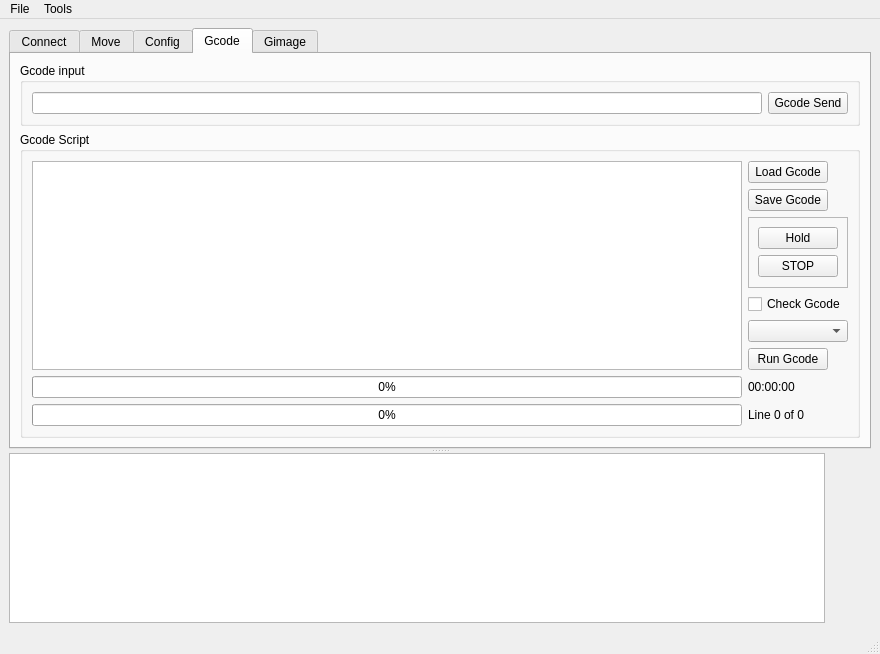
Before: the Qt Designer form GuiXYZ_V1.ui in fedetony/GUI_XYZ_GImage, drawn with Qt 5.
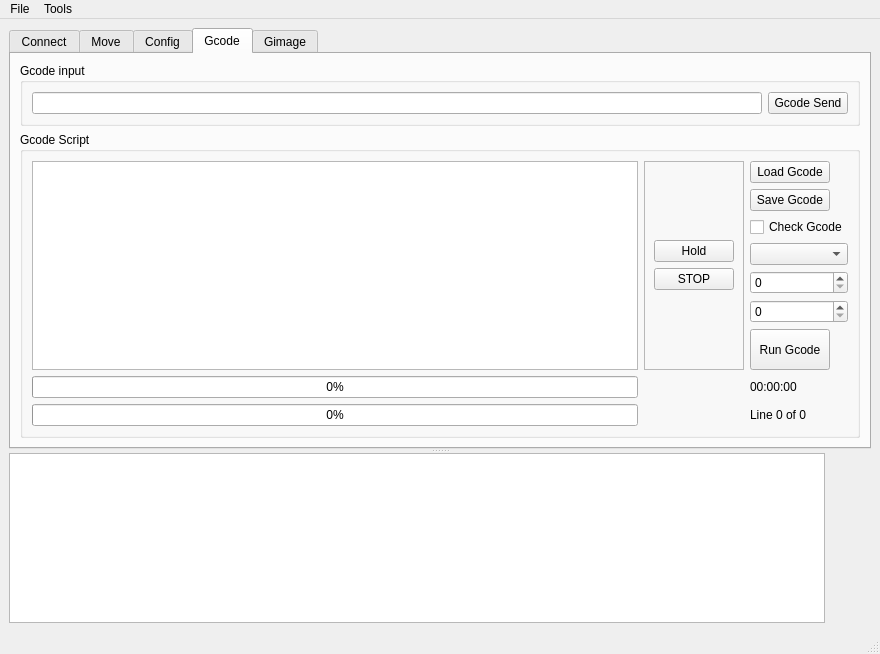
After: the same form once the commit is applied. Icons and pictures are not drawn.

Commit message: Added line to line streaming. Added Highlighting and color changing of plaintextedit for selected to stream lines. Added exit state for no reads which was blocking the stream. Added type 2 streaming with no waits. (Still has a small wait delay if buffer is full and steps are extremely short) will continue after serial response or timeout, but looks like the Grbl holds the serial response after movements are processed. Corrected stream stoping after text buffer empty instead of file size achieved. tested 100000 lines 8:30h in a row. :D working fine!

Diff of the .ui file:
```diff
--- a/GuiXYZ_V1.ui
+++ b/GuiXYZ_V1.ui
@@ -942,19 +942,9 @@
              <layout class="QHBoxLayout" name="horizontalLayout_7">
               <item>
                <layout class="QGridLayout" name="gridLayout_7">
-                <item row="0" column="0">
-                 <widget class="QPlainTextEdit" name="plaintextEdit_GcodeScript_2"/>
-                </item>
-                <item row="2" column="0">
-                 <widget class="QProgressBar" name="progressBar_Gcode">
-                  <property name="value">
-                   <number>0</number>
-                  </property>
-                 </widget>
-                </item>
-                <item row="0" column="1">
-                 <layout class="QVBoxLayout" name="verticalLayout_12">
-                  <item>
+                <item row="0" column="2">
+                 <layout class="QGridLayout" name="gridLayout_15">
+                  <item row="0" column="0">
                    <layout class="QVBoxLayout" name="verticalLayout_9">
                     <item>
                      <widget class="QPushButton" name="pushButton_LoadGcode">
@@ -992,63 +982,7 @@
                     </item>
                    </layout>
                   </item>
-                  <item>
-                   <widget class="QFrame" name="frame_GcodePauseStop">
-                    <property name="sizePolicy">
-                     <sizepolicy hsizetype="Fixed" vsizetype="Preferred">
-                      <horstretch>0</horstretch>
-                      <verstretch>0</verstretch>
-                     </sizepolicy>
-                    </property>
-                    <property name="frameShape">
-                     <enum>QFrame::StyledPanel</enum>
-                    </property>
-                    <property name="frameShadow">
-                     <enum>QFrame::Raised</enum>
-                    </property>
-                    <layout class="QVBoxLayout" name="verticalLayout_11">
-                     <item>
-                      <layout class="QVBoxLayout" name="verticalLayout_8">
-                       <item>
-                        <widget class="QPushButton" name="pushButton_Hold_Start_Gcode">
-                         <property name="sizePolicy">
-                          <sizepolicy hsizetype="Fixed" vsizetype="Fixed">
-                           <horstretch>0</horstretch>
-                           <verstretch>0</verstretch>
-                          </sizepolicy>
-                         </property>
-                         <property name="text">
-                          <string>Hold</string>
-                         </property>
-                         <property name="icon">
-                          <iconset>
-                           <normaloff>img/Button-Pause-icon.png</normaloff>img/Button-Pause-icon.png</iconset>
-                         </property>
-                        </widget>
-                       </item>
-                       <item>
-                        <widget class="QPushButton" name="pushButton_StopGcode">
-                         <property name="sizePolicy">
-                          <sizepolicy hsizetype="Fixed" vsizetype="Fixed">
-                           <horstretch>0</horstretch>
-                           <verstretch>0</verstretch>
-                          </sizepolicy>
-                         </property>
-                         <property name="text">
-                          <string>STOP</string>
-                         </property>
-                         <property name="icon">
-                          <iconset>
-                           <normaloff>img/Actions-process-stop-icon.png</normaloff>img/Actions-process-stop-icon.png</iconset>
-                         </property>
-                        </widget>
-                       </item>
-                      </layout>
-                     </item>
-                    </layout>
-                   </widget>
-                  </item>
-                  <item>
+                  <item row="2" column="0">
                    <layout class="QVBoxLayout" name="verticalLayout_10">
                     <item>
                      <widget class="QCheckBox" name="checkBox_Gcode">
@@ -1066,6 +1000,20 @@
                     <item>
                      <widget class="QComboBox" name="comboBox_GcodeStreamType"/>
                     </item>
+                    <item>
+                     <widget class="QSpinBox" name="spinBox_Stream_Linefrom">
+                      <property name="toolTip">
+                       <string>Line number from set to 0 for all</string>
+                      </property>
+                     </widget>
+                    </item>
+                    <item>
+                     <widget class="QSpinBox" name="spinBox_Stream_Lineto">
+                      <property name="toolTip">
+                       <string>Line number to</string>
+                      </property>
+                     </widget>
+                    </item>
                     <item>
                      <widget class="QPushButton" name="PushButton_RunGcodeScript">
                       <property name="sizePolicy">
@@ -1074,6 +1022,12 @@
                         <verstretch>0</verstretch>
                        </sizepolicy>
                       </property>
+                      <property name="minimumSize">
+                       <size>
+                        <width>0</width>
+                        <height>20</height>
+                       </size>
+                      </property>
                       <property name="text">
                        <string>Run Gcode</string>
                       </property>
@@ -1083,6 +1037,20 @@
                   </item>
                  </layout>
                 </item>
+                <item row="2" column="2">
+                 <widget class="QLabel" name="label_GcodeLines">
+                  <property name="text">
+                   <string>Line 0 of 0</string>
+                  </property>
+                 </widget>
+                </item>
+                <item row="2" column="0">
+                 <widget class="QProgressBar" name="progressBar_Gcode">
+                  <property name="value">
+                   <number>0</number>
+                  </property>
+                 </widget>
+                </item>
                 <item row="1" column="0">
                  <widget class="QProgressBar" name="progressBar_Gcodebuffer">
                   <property name="value">
@@ -1090,20 +1058,76 @@
                   </property>
                  </widget>
                 </item>
-                <item row="1" column="1">
+                <item row="1" column="2">
                  <widget class="QLabel" name="label_time">
                   <property name="text">
                    <string>00:00:00</string>
                   </property>
                  </widget>
                 </item>
-                <item row="2" column="1">
-                 <widget class="QLabel" name="label_GcodeLines">
-                  <property name="text">
-                   <string>Line 0 of 0</string>
+                <item row="0" column="0">
+                 <widget class="QPlainTextEdit" name="plaintextEdit_GcodeScript_2">
+                  <property name="toolTip">
+                   <string>Line number from</string>
                   </property>
                  </widget>
                 </item>
+                <item row="0" column="1">
+                 <widget class="QFrame" name="frame_GcodePauseStop">
+                  <property name="sizePolicy">
+                   <sizepolicy hsizetype="Fixed" vsizetype="Preferred">
+                    <horstretch>0</horstretch>
+                    <verstretch>0</verstretch>
+                   </sizepolicy>
+                  </property>
+                  <property name="frameShape">
+                   <enum>QFrame::StyledPanel</enum>
+                  </property>
+                  <property name="frameShadow">
+                   <enum>QFrame::Raised</enum>
+                  </property>
+                  <layout class="QVBoxLayout" name="verticalLayout_11">
+                   <item>
+                    <layout class="QVBoxLayout" name="verticalLayout_8">
+                     <item>
+                      <widget class="QPushButton" name="pushButton_Hold_Start_Gcode">
+                       <property name="sizePolicy">
+                        <sizepolicy hsizetype="Fixed" vsizetype="Fixed">
+                         <horstretch>0</horstretch>
+                         <verstretch>0</verstretch>
+                        </sizepolicy>
+                       </property>
+                       <property name="text">
+                        <string>Hold</string>
+                       </property>
+                       <property name="icon">
+                        <iconset>
+                         <normaloff>img/Button-Pause-icon.png</normaloff>img/Button-Pause-icon.png</iconset>
+                       </property>
+                      </widget>
+                     </item>
+                     <item>
+                      <widget class="QPushButton" name="pushButton_StopGcode">
+                       <property name="sizePolicy">
+                        <sizepolicy hsizetype="Fixed" vsizetype="Fixed">
+                         <horstretch>0</horstretch>
+                         <verstretch>0</verstretch>
+                        </sizepolicy>
+                       </property>
+                       <property name="text">
+                        <string>STOP</string>
+                       </property>
+                       <property name="icon">
+                        <iconset>
+                         <normaloff>img/Actions-process-stop-icon.png</normaloff>img/Actions-process-stop-icon.png</iconset>
+                       </property>
+                      </widget>
+                     </item>
+                    </layout>
+                   </item>
+                  </layout>
+                 </widget>
+                </item>
                </layout>
               </item>
              </layout>
```
The commit also changes 12 other files.
